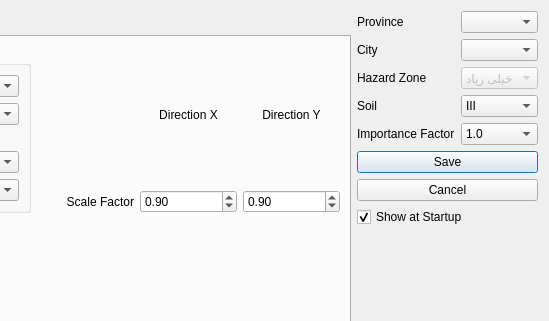
Qt form widgets/civiltools_project_settings.ui (ebrahimraeyat/civilTools) before a commit; both pictures show x 602 to 1151 and y 0 to 321 of the 1151 by 753 pixel window.
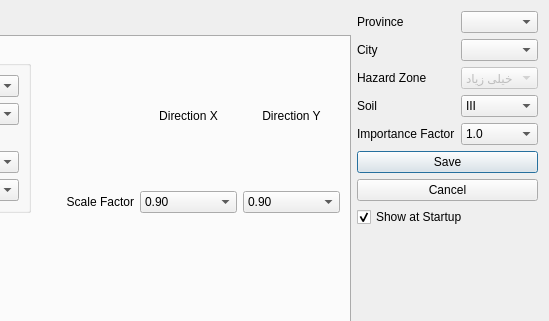
The same form after that commit. The open tabs and pages were chosen to show the change. Icons and pictures are not drawn. Custom widgets are drawn as their Qt base class.

The edit to the form file:
```diff
--- a/widgets/civiltools_project_settings.ui
+++ b/widgets/civiltools_project_settings.ui
@@ -2007,38 +2007,6 @@
                </property>
               </widget>
              </item>
-             <item row="1" column="2">
-              <widget class="QDoubleSpinBox" name="y_scalefactor">
-               <property name="minimum">
-                <double>0.850000000000000</double>
-               </property>
-               <property name="maximum">
-                <double>1.000000000000000</double>
-               </property>
-               <property name="singleStep">
-                <double>0.050000000000000</double>
-               </property>
-               <property name="value">
-                <double>0.900000000000000</double>
-               </property>
-              </widget>
-             </item>
-             <item row="1" column="1">
-              <widget class="QDoubleSpinBox" name="x_scalefactor">
-               <property name="minimum">
-                <double>0.850000000000000</double>
-               </property>
-               <property name="maximum">
-                <double>1.000000000000000</double>
-               </property>
-               <property name="singleStep">
-                <double>0.050000000000000</double>
-               </property>
-               <property name="value">
-                <double>0.900000000000000</double>
-               </property>
-              </widget>
-             </item>
              <item row="0" column="1">
               <widget class="QLabel" name="label_11">
                <property name="layoutDirection">
@@ -2062,6 +2030,50 @@
                </property>
               </widget>
              </item>
+             <item row="1" column="1">
+              <widget class="QComboBox" name="x_scalefactor_combobox">
+               <property name="currentIndex">
+                <number>1</number>
+               </property>
+               <item>
+                <property name="text">
+                 <string>0.85</string>
+                </property>
+               </item>
+               <item>
+                <property name="text">
+                 <string>0.90</string>
+                </property>
+               </item>
+               <item>
+                <property name="text">
+                 <string>1.0</string>
+                </property>
+               </item>
+              </widget>
+             </item>
+             <item row="1" column="2">
+              <widget class="QComboBox" name="y_scalefactor_combobox">
+               <property name="currentIndex">
+                <number>1</number>
+               </property>
+               <item>
+                <property name="text">
+                 <string>0.85</string>
+                </property>
+               </item>
+               <item>
+                <property name="text">
+                 <string>0.90</string>
+                </property>
+               </item>
+               <item>
+                <property name="text">
+                 <string>1.0</string>
+                </property>
+               </item>
+              </widget>
+             </item>
             </layout>
            </item>
           </layout>
```
